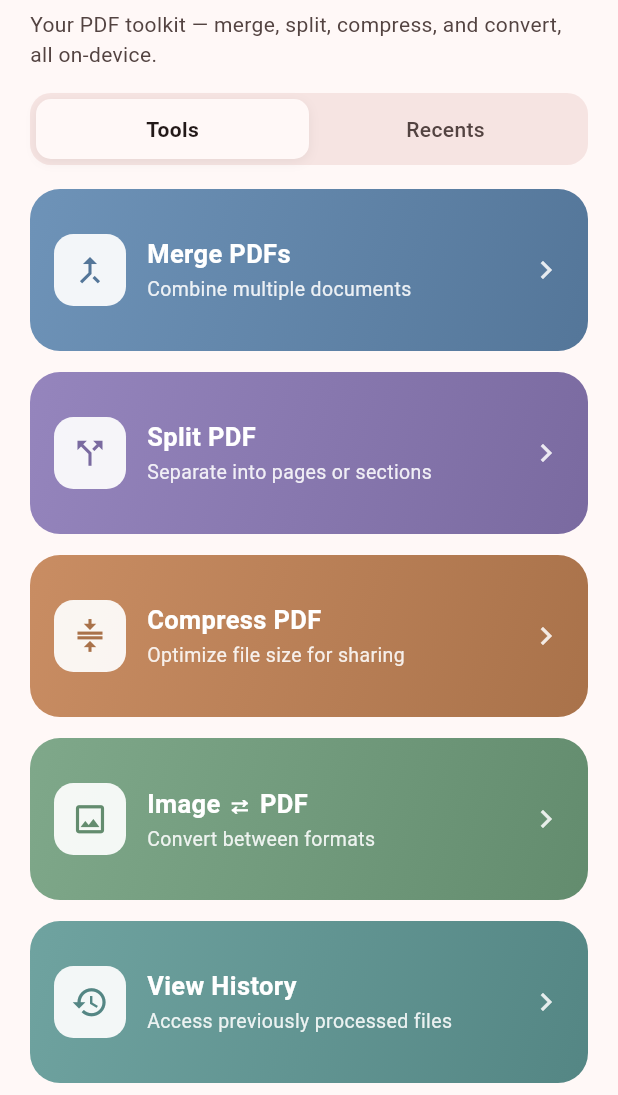
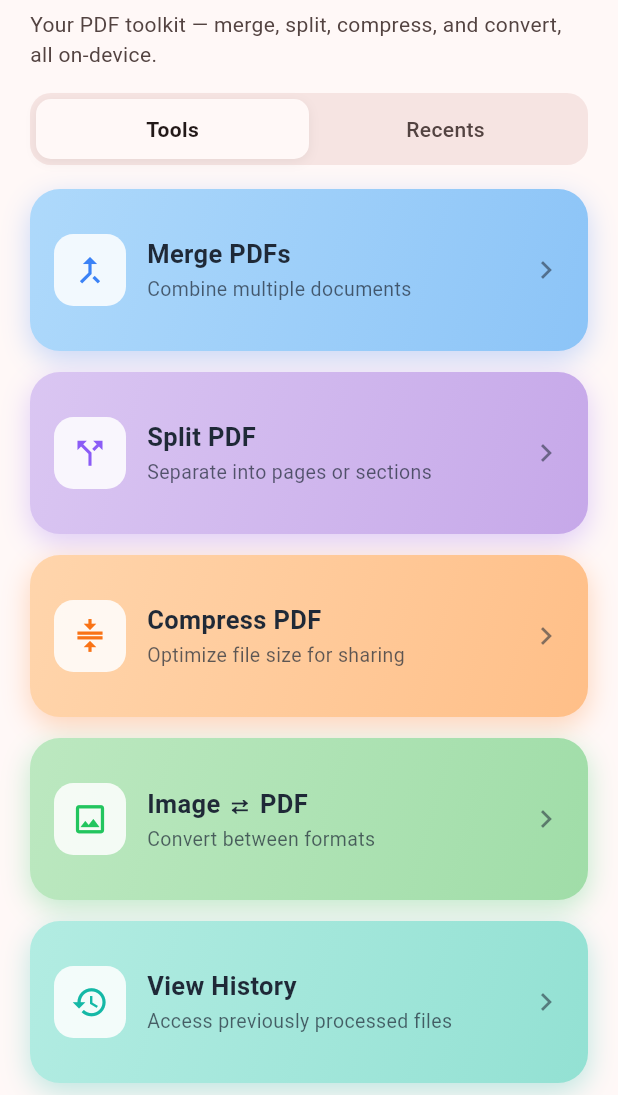
Before and after one commit to shokoufehrouhi/PuraPDF-, a Flutter app: the screen it shows after launch, on a phone screen of 412 x 824 dp, the part 141-1236 px from its top. Run offline on Flutter 3.47's test engine with Material 3 defaults, Android fonts, the phone set to English and light mode, and no system bars; our stand-ins replace file_picker, flutter_riverpod, google_mobile_ads, share_plus, shared_preferences; missing offline and left inert: pdfrx, syncfusion_flutter_pdf; network calls fail.

Commit message:
Cards: pastel/glossy palette with dark text and colored drop shadow, not matte
Correction to the previous commit's matte/dusty attempt — real feedback
was the opposite direction: keep the reference's glossy, transparent
feel, just lighten the vivid colors to pastel, and add the shadows the
reference has under each card.

- _FeatureColors restructured: each feature now has a light pastel pair
  for the card's own gradient (was dark/muted, now light/airy) plus a
  separate saturated iconColor so the icon badge still pops against the
  pale card instead of blending into it.
- Text/chevron switched from white to a dark near-black - white doesn't
  read on a light pastel background, which the previous vivid/dark
  gradient never had to worry about.
- Added a soft colored BoxShadow under each card (using its own
  iconColor at low alpha) for the elevated look the reference has and
  the flat cards before this didn't.

Verified on a macOS screenshot: pastel, shadowed, dark-on-light text -
much closer to the reference image now. 19/19 tests, macOS + Android apk
builds, flutter analyze 0 issues.

Co-Authored-By: Claude Sonnet 5 <noreply@anthropic.com>

```diff
--- a/lib/presentation/home_screen.dart
+++ b/lib/presentation/home_screen.dart
@@ -16,22 +16,34 @@ import 'shared_widgets/download_file.dart';
 /// Per-feature accent colors — deliberately distinct from the app's red
 /// brand color (reserved for the logo/CTAs) so each tool reads as its own
 /// "app icon" at a glance, the way a tool suite gives every module its own
-/// hue instead of one flat brand tint everywhere. Each has a darker partner
-/// for the card's gradient. Muted/dusty tones on purpose (a matte look),
-/// not the vivid Tailwind-style versions this started as.
+/// hue instead of one flat brand tint everywhere.
+///
+/// Each feature has: a light/lighter pair for the card's own soft pastel
+/// gradient (glossy, not matte — a subtle sheen, not a flat muted fill),
+/// plus a separate saturated [icon] color so the icon reads clearly
+/// against its white badge instead of matching the pale card behind it.
 class _FeatureColors {
   _FeatureColors._();
 
-  static const Color merge = Color(0xFF6E93B8);
-  static const Color mergeDark = Color(0xFF547699);
-  static const Color split = Color(0xFF9585BD);
-  static const Color splitDark = Color(0xFF7A6AA0);
-  static const Color compress = Color(0xFFC98D63);
-  static const Color compressDark = Color(0xFFA9724A);
-  static const Color imagePdf = Color(0xFF7FA88A);
-  static const Color imagePdfDark = Color(0xFF638C6E);
-  static const Color history = Color(0xFF6FA3A0);
-  static const Color historyDark = Color(0xFF548684);
+  static const Color merge = Color(0xFFAED9FB);
+  static const Color mergeDark = Color(0xFF8CC4F7);
+  static const Color mergeIcon = Color(0xFF3B82F6);
+
+  static const Color split = Color(0xFFDAC6F2);
+  static const Color splitDark = Color(0xFFC6A8E9);
+  static const Color splitIcon = Color(0xFF8B5CF6);
+
+  static const Color compress = Color(0xFFFFD5AC);
+  static const Color compressDark = Color(0xFFFFBF88);
+  static const Color compressIcon = Color(0xFFF97316);
+
+  static const Color imagePdf = Color(0xFFBCE8C0);
+  static const Color imagePdfDark = Color(0xFFA0DDA8);
+  static const Color imagePdfIcon = Color(0xFF22C55E);
+
+  static const Color history = Color(0xFFB2ECE2);
+  static const Color historyDark = Color(0xFF93E1D3);
+  static const Color historyIcon = Color(0xFF14B8A6);
 }
 
 /// Landing screen — feature hub. Grows one tile per Phase-1 feature as each
@@ -281,6 +293,7 @@ class _ToolsTab extends StatelessWidget {
                   icon: Icons.call_merge,
                   color: _FeatureColors.merge,
                   colorDark: _FeatureColors.mergeDark,
+                  iconColor: _FeatureColors.mergeIcon,
                   title: 'Merge PDFs',
                   subtitle: 'Combine multiple documents',
                   onTap: () => Navigator.of(context).push(
@@ -291,6 +304,7 @@ class _ToolsTab extends StatelessWidget {
                   icon: Icons.call_split,
                   color: _FeatureColors.split,
                   colorDark: _FeatureColors.splitDark,
+                  iconColor: _FeatureColors.splitIcon,
                   title: 'Split PDF',
                   subtitle: 'Separate into pages or sections',
                   onTap: () => Navigator.of(context).push(
@@ -301,6 +315,7 @@ class _ToolsTab extends StatelessWidget {
                   icon: Icons.compress,
                   color: _FeatureColors.compress,
                   colorDark: _FeatureColors.compressDark,
+                  iconColor: _FeatureColors.compressIcon,
                   title: 'Compress PDF',
                   subtitle: 'Optimize file size for sharing',
                   onTap: () => Navigator.of(context).push(
@@ -311,6 +326,7 @@ class _ToolsTab extends StatelessWidget {
                   icon: Icons.image_outlined,
                   color: _FeatureColors.imagePdf,
                   colorDark: _FeatureColors.imagePdfDark,
+                  iconColor: _FeatureColors.imagePdfIcon,
                   title: 'Image ⇄ PDF',
                   subtitle: 'Convert between formats',
                   onTap: () => Navigator.of(context).push(
@@ -321,6 +337,7 @@ class _ToolsTab extends StatelessWidget {
                   icon: Icons.history,
                   color: _FeatureColors.history,
                   colorDark: _FeatureColors.historyDark,
+                  iconColor: _FeatureColors.historyIcon,
                   title: 'View History',
                   subtitle: 'Access previously processed files',
                   onTap: () => Navigator.of(context).push(
@@ -340,6 +357,7 @@ class _FeatureRowCard extends StatelessWidget {
   final IconData icon;
   final Color color;
   final Color colorDark;
+  final Color iconColor;
   final String title;
   final String subtitle;
   final VoidCallback onTap;
@@ -348,6 +366,7 @@ class _FeatureRowCard extends StatelessWidget {
     required this.icon,
     required this.color,
     required this.colorDark,
+    required this.iconColor,
     required this.title,
     required this.subtitle,
     required this.onTap,
@@ -355,6 +374,11 @@ class _FeatureRowCard extends StatelessWidget {
 
   @override
   Widget build(BuildContext context) {
+    // Dark, near-black text/icons on purpose — the card itself is now a
+    // light pastel, so white text (fine on the old vivid/dark gradient)
+    // would lose contrast here.
+    const Color textColor = Color(0xFF1F2937);
+
     return Material(
       color: Colors.transparent,
       borderRadius: BorderRadius.circular(20),
@@ -369,6 +393,13 @@ class _FeatureRowCard extends StatelessWidget {
               end: Alignment.bottomRight,
               colors: [color, colorDark],
             ),
+            boxShadow: [
+              BoxShadow(
+                color: iconColor.withValues(alpha: 0.28),
+                blurRadius: 16,
+                offset: const Offset(0, 6),
+              ),
+            ],
           ),
           padding: const EdgeInsets.all(16),
           child: Row(
@@ -377,10 +408,10 @@ class _FeatureRowCard extends StatelessWidget {
                 width: 48,
                 height: 48,
                 decoration: BoxDecoration(
-                  color: Colors.white.withValues(alpha: 0.92),
+                  color: Colors.white.withValues(alpha: 0.85),
                   borderRadius: BorderRadius.circular(13),
                 ),
-                child: Icon(icon, color: colorDark, size: 25),
+                child: Icon(icon, color: iconColor, size: 25),
               ),
               const SizedBox(width: 14),
               Expanded(
@@ -391,7 +422,7 @@ class _FeatureRowCard extends StatelessWidget {
                     Text(
                       title,
                       style: const TextStyle(
-                        color: Colors.white,
+                        color: textColor,
                         fontWeight: FontWeight.w700,
                         fontSize: 17,
                       ),
@@ -402,7 +433,7 @@ class _FeatureRowCard extends StatelessWidget {
                     Text(
                       subtitle,
                       style: TextStyle(
-                        color: Colors.white.withValues(alpha: 0.88),
+                        color: textColor.withValues(alpha: 0.72),
                         fontSize: 13,
                       ),
                       maxLines: 1,
@@ -413,7 +444,7 @@ class _FeatureRowCard extends StatelessWidget {
               ),
               Icon(
                 Icons.chevron_right,
-                color: Colors.white.withValues(alpha: 0.85),
+                color: textColor.withValues(alpha: 0.55),
               ),
             ],
           ),
```
